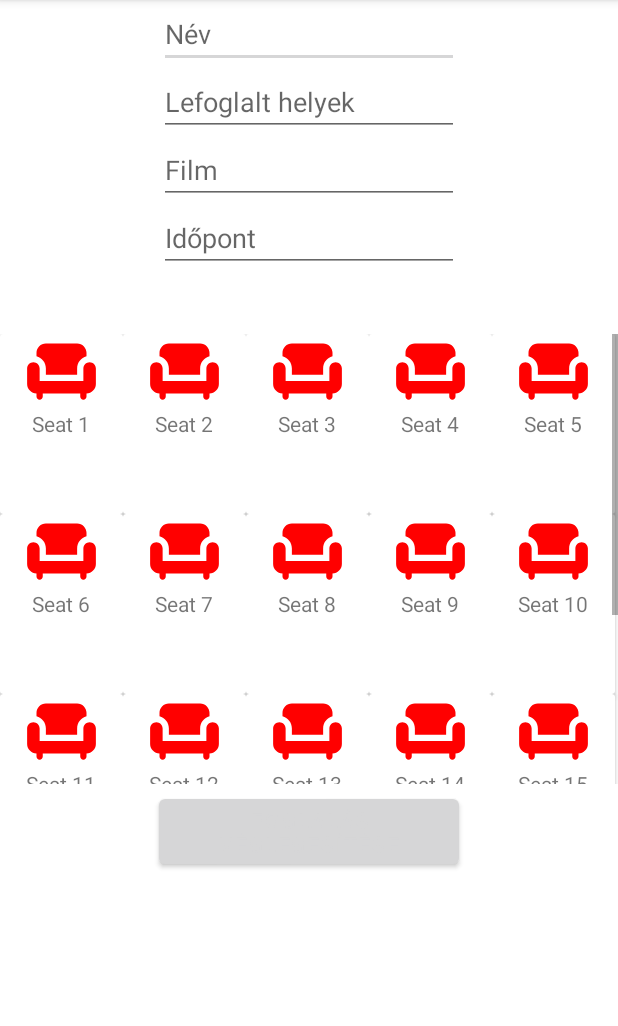
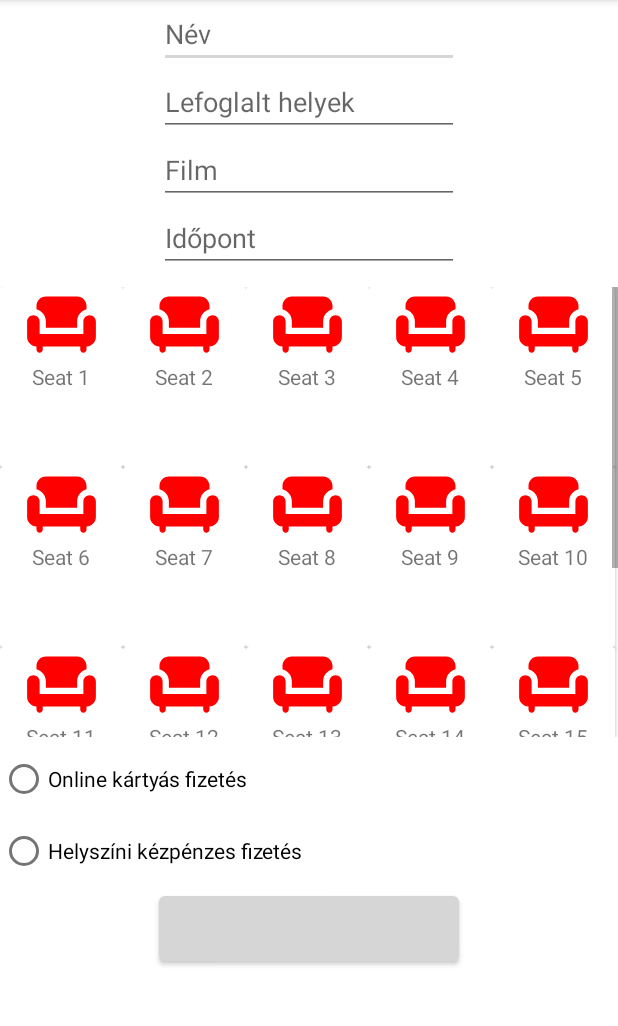
Before and after one commit to tarkomate99/CinemaApp, an Android app: the AddNewFoglalas screen opened directly, with no data from a screen before it, on a phone screen of 412 x 824 dp, the part 84-1110 px from its top. Run offline under Robolectric (Android 15) with nearby library versions, the phone set to English and light mode, and no system bars; our stand-ins replace Firebase (no records; nobody signed in at launch, a user with empty details on screens opened directly).

Commit message:
onlinepay activitxy added

```diff
--- a/app/src/main/AndroidManifest.xml
+++ b/app/src/main/AndroidManifest.xml
@@ -11,6 +11,9 @@
         android:roundIcon="@mipmap/ic_launcher_round"
         android:supportsRtl="true"
         android:theme="@style/Theme.CinemaApp">
+        <activity
+            android:name=".OnlinePurscheActivity"
+            android:exported="false" />
         <activity
             android:name=".ReservationsActivity"
             android:exported="false" />
--- a/app/src/main/res/layout/activity_add_new_foglalas.xml
+++ b/app/src/main/res/layout/activity_add_new_foglalas.xml
@@ -48,17 +48,41 @@
         android:layout_width="match_parent"
         android:layout_height="300dp"
         android:layout_below="@+id/date"
-        android:layout_marginTop="41dp"
+        android:layout_marginTop="10dp"
         android:layout_marginBottom="4dp"
         android:columnWidth="50dp"
         android:gravity="center"
         android:numColumns="5"
         android:stretchMode="columnWidth" />
 
+    <RadioGroup
+        android:id="@+id/radio_group"
+        android:layout_below="@+id/seatMapGrid"
+        android:layout_width="wrap_content"
+        android:layout_height="wrap_content">
+
+        <RadioButton
+            android:id="@+id/card_pursche"
+            android:layout_below="@+id/seatMapGrid"
+            android:layout_width="wrap_content"
+            android:layout_height="wrap_content"
+            android:text="Online kártyás fizetés"
+            />
+
+        <RadioButton
+            android:id="@+id/cash_pursche"
+            android:layout_below="@+id/card_pursche"
+            android:layout_width="wrap_content"
+            android:layout_height="wrap_content"
+            android:text="Helyszíni kézpénzes fizetés"
+            />
+
+    </RadioGroup>
+
     <Button
         android:layout_width="200dp"
         android:layout_height="wrap_content"
-        android:layout_below="@id/seatMapGrid"
+        android:layout_below="@id/radio_group"
         android:layout_centerVertical="true"
         android:layout_centerHorizontal="true"
         android:onClick="addReserve"
```
Also changed, not shown: app/src/main/java/com/example/cinemaapp/AddNewFoglalas.java (+20 -6 lines), app/src/main/java/com/example/cinemaapp/OnlinePurscheActivity.java (added, +42 -0 lines), app/src/main/res/layout/activity_online_pursche.xml (added, +111 -0 lines).
